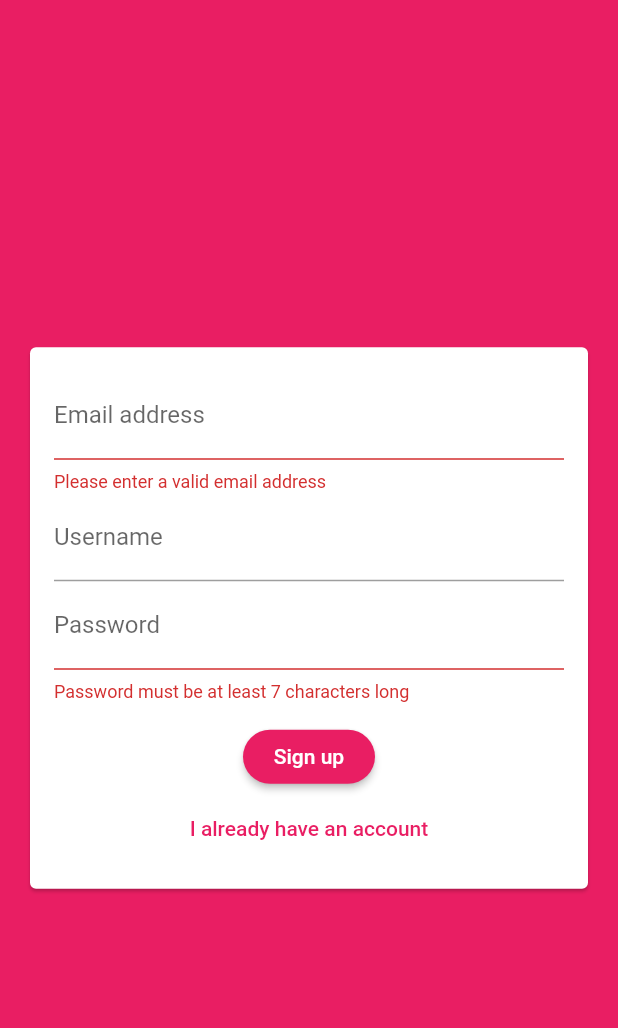
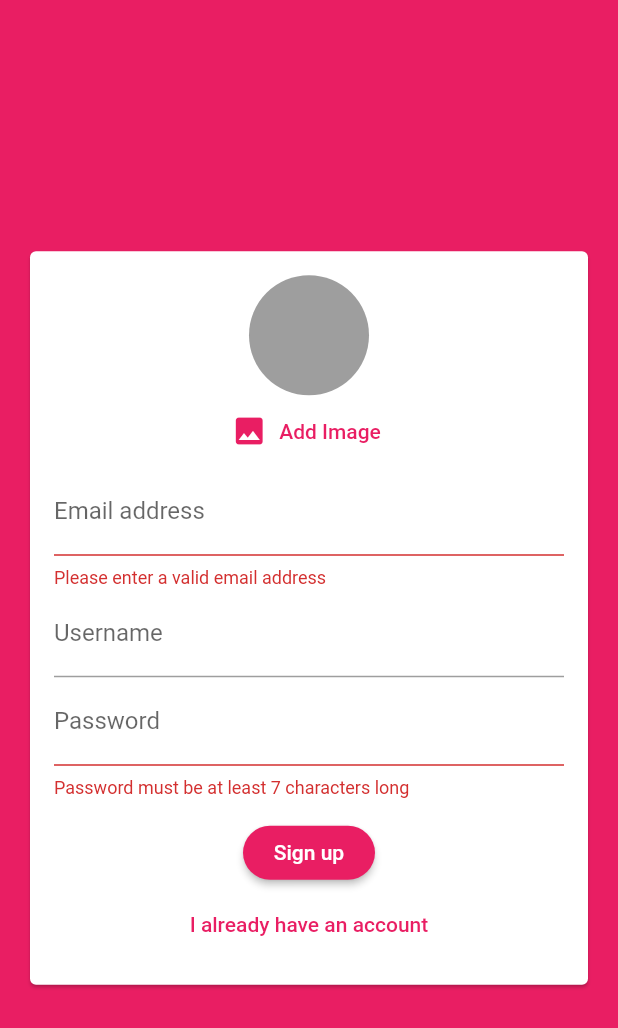
Before and after one commit to Flutter-Streamliner/SimpleChatApp, a Flutter app: the screen it shows after launch, after a tap on "Login", after a tap on "Create new account", on a phone screen of 412 x 824 dp. Shown: the top 1028 px of the screen. Run offline on Flutter 3.47's test engine with Material 2 defaults, Android fonts, the phone set to English and light mode, and no system bars; our stand-ins replace cloud_firestore, firebase_auth, firebase_core, image_picker; accounts and stored records are empty.

Commit message:
Adding an Image Picker

```diff
--- a/lib/widgets/auth/auth_form.dart
+++ b/lib/widgets/auth/auth_form.dart
@@ -1,3 +1,4 @@
+import 'package:chat_app/widgets/pickers/user_image_picker.dart';
 import 'package:flutter/material.dart';
 
 class AuthForm extends StatefulWidget {
@@ -43,6 +44,7 @@ class _AuthFormState extends State<AuthForm> {
               child: Column(
                 mainAxisSize: MainAxisSize.min,
                 children: <Widget>[
+                  if (!_isLogin) UserImagePicker(),
                   TextFormField(
                     key: ValueKey('email'),
                     onSaved: (value) {
--- /dev/null
+++ b/lib/widgets/pickers/user_image_picker.dart
@@ -0,0 +1,41 @@
+import 'dart:io';
+
+import 'package:flutter/material.dart';
+import 'package:image_picker/image_picker.dart';
+
+class UserImagePicker extends StatefulWidget {
+  @override
+  _UserImagePickerState createState() => _UserImagePickerState();
+}
+
+class _UserImagePickerState extends State<UserImagePicker> {
+  File _pickedImage;
+
+  void _pickImage() async {
+    ImagePicker picker = ImagePicker();
+    final pickerImageFile = await picker.getImage(source: ImageSource.camera);
+    setState(() {
+      _pickedImage = File(pickerImageFile.path);
+    });
+  }
+
+  @override
+  Widget build(BuildContext context) {
+    return Column(
+      children: <Widget>[
+        CircleAvatar(
+          radius: 40,
+          backgroundColor: Colors.grey,
+          backgroundImage:
+              _pickedImage != null ? FileImage(_pickedImage) : null,
+        ),
+        FlatButton.icon(
+          textColor: Theme.of(context).primaryColor,
+          onPressed: _pickImage,
+          icon: Icon(Icons.image),
+          label: Text('Add Image'),
+        ),
+      ],
+    );
+  }
+}
--- a/pubspec.yaml
+++ b/pubspec.yaml
@@ -26,6 +26,7 @@ dependencies:
   cloud_firestore: ^0.14.0+1
   firebase_auth: ^0.18.0+1
   firebase_core: ^0.5.0
+  image_picker: ^0.6.7+7
 
   # The following adds the Cupertino Icons font to your application.
   # Use with the CupertinoIcons class for iOS style icons.
```
Also changed, not shown: pubspec.lock, 1 other file.
